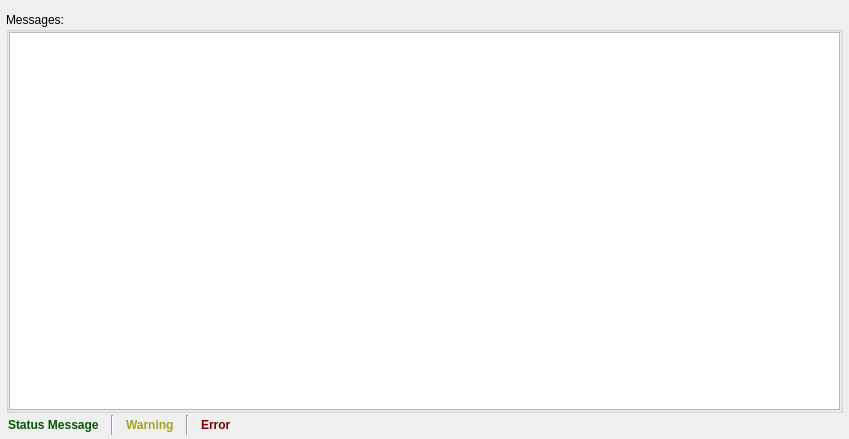
Before: the Qt Designer form src/Interface/Application/MessageWindow.ui in SCIInstitute/Seg3D, drawn with Qt 5.
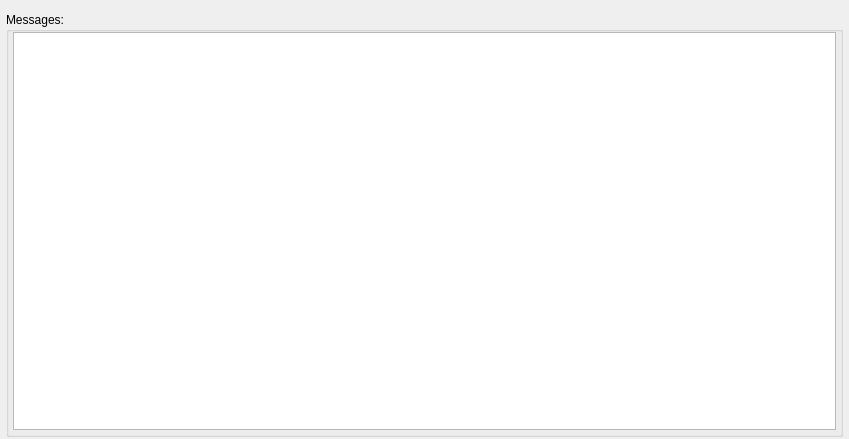
After: the same form once the commit is applied.

Patch:
```diff
--- a/src/Interface/Application/MessageWindow.ui
+++ b/src/Interface/Application/MessageWindow.ui
@@ -62,9 +62,18 @@
       <property name="spacing">
        <number>0</number>
       </property>
-      <property name="margin">
+      <property name="leftMargin">
+       <number>4</number>
+      </property>
+      <property name="topMargin">
        <number>0</number>
       </property>
+      <property name="rightMargin">
+       <number>4</number>
+      </property>
+      <property name="bottomMargin">
+       <number>4</number>
+      </property>
       <item>
        <widget class="QListWidget" name="history_list_">
         <property name="font">
@@ -108,84 +117,6 @@
      </layout>
     </widget>
    </item>
-   <item>
-    <widget class="QWidget" name="widget" native="true">
-     <layout class="QHBoxLayout" name="horizontalLayout_2">
-      <property name="spacing">
-       <number>12</number>
-      </property>
-      <property name="margin">
-       <number>2</number>
-      </property>
-      <item>
-       <widget class="QLabel" name="message_label_">
-        <property name="font">
-         <font>
-          <weight>75</weight>
-          <bold>true</bold>
-         </font>
-        </property>
-        <property name="text">
-         <string>Status Message</string>
-        </property>
-       </widget>
-      </item>
-      <item>
-       <widget class="Line" name="line">
-        <property name="orientation">
-         <enum>Qt::Vertical</enum>
-        </property>
-       </widget>
-      </item>
-      <item>
-       <widget class="QLabel" name="warning_label_">
-        <property name="font">
-         <font>
-          <weight>75</weight>
-          <bold>true</bold>
-         </font>
-        </property>
-        <property name="text">
-         <string>Warning</string>
-        </property>
-       </widget>
-      </item>
-      <item>
-       <widget class="Line" name="line_2">
-        <property name="orientation">
-         <enum>Qt::Vertical</enum>
-        </property>
-       </widget>
-      </item>
-      <item>
-       <widget class="QLabel" name="error_label_">
-        <property name="font">
-         <font>
-          <weight>75</weight>
-          <bold>true</bold>
-         </font>
-        </property>
-        <property name="text">
-         <string>Error</string>
-        </property>
-       </widget>
-      </item>
-      <item>
-       <spacer name="horizontalSpacer">
-        <property name="orientation">
-         <enum>Qt::Horizontal</enum>
-        </property>
-        <property name="sizeHint" stdset="0">
-         <size>
-          <width>455</width>
-          <height>20</height>
-         </size>
-        </property>
-       </spacer>
-      </item>
-     </layout>
-    </widget>
-   </item>
   </layout>
  </widget>
  <resources/>
```
